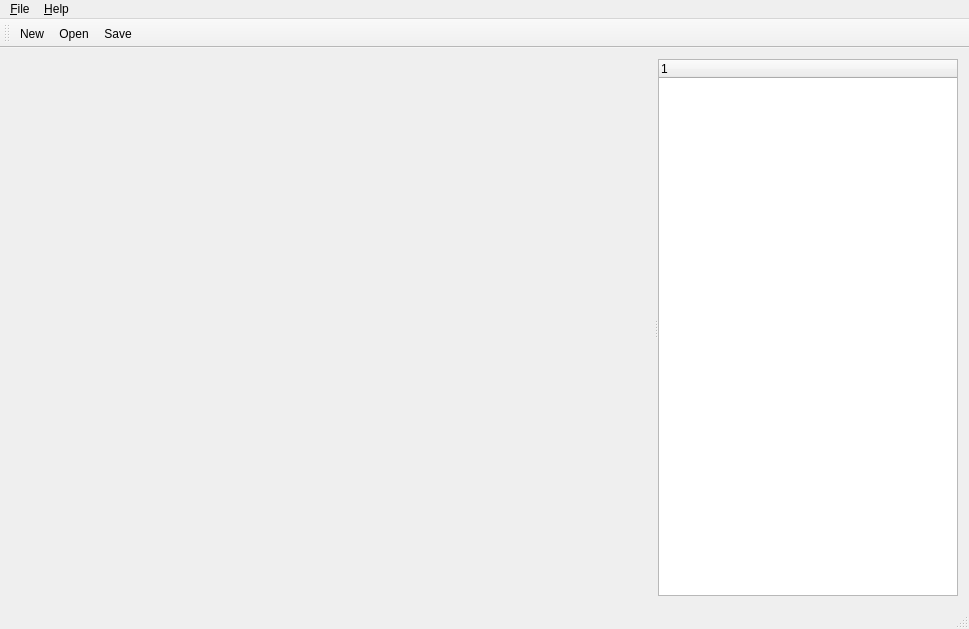
YosysHQ/nextpnr, file gui/mainwindow.ui: the form before one commit.
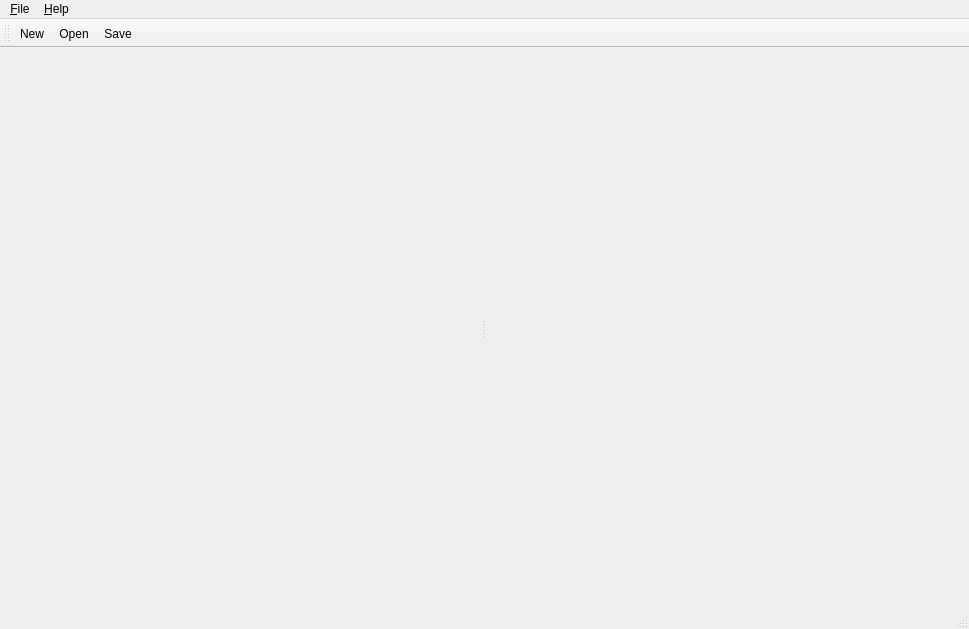
The form after the commit. Icons and pictures are not drawn. Custom widgets are drawn as their Qt base class.

Commit message: Split design widget on side

The edit to the form file:
```diff
--- a/gui/mainwindow.ui
+++ b/gui/mainwindow.ui
@@ -24,26 +24,11 @@
        <property name="orientation">
         <enum>Qt::Vertical</enum>
        </property>
-       <widget class="FPGAViewWidget" name="openGLWidget" native="true"/>
       </widget>
       <widget class="QSplitter" name="splitter_2">
        <property name="orientation">
         <enum>Qt::Vertical</enum>
        </property>       
-       <widget class="QTreeWidget" name="treeWidget">
-        <property name="minimumSize">
-         <size>
-          <width>300</width>
-          <height>0</height>
-         </size>
-        </property>
-        <property name="maximumSize">
-         <size>
-          <width>300</width>
-          <height>16777215</height>
-         </size>
-        </property>
-       </widget>
       </widget>
      </widget>
     </item>
@@ -144,13 +129,6 @@
   </action>
  </widget>
  <layoutdefault spacing="6" margin="11"/>
- <customwidgets>
-  <customwidget>
-   <class>FPGAViewWidget</class>
-   <extends>QWidget</extends>
-   <header>fpgaviewwidget.h</header>
-  </customwidget>
- </customwidgets>
  <resources>
   <include location="nextpnr.qrc"/>
  </resources>
```
The commit also changes 5 other files.
